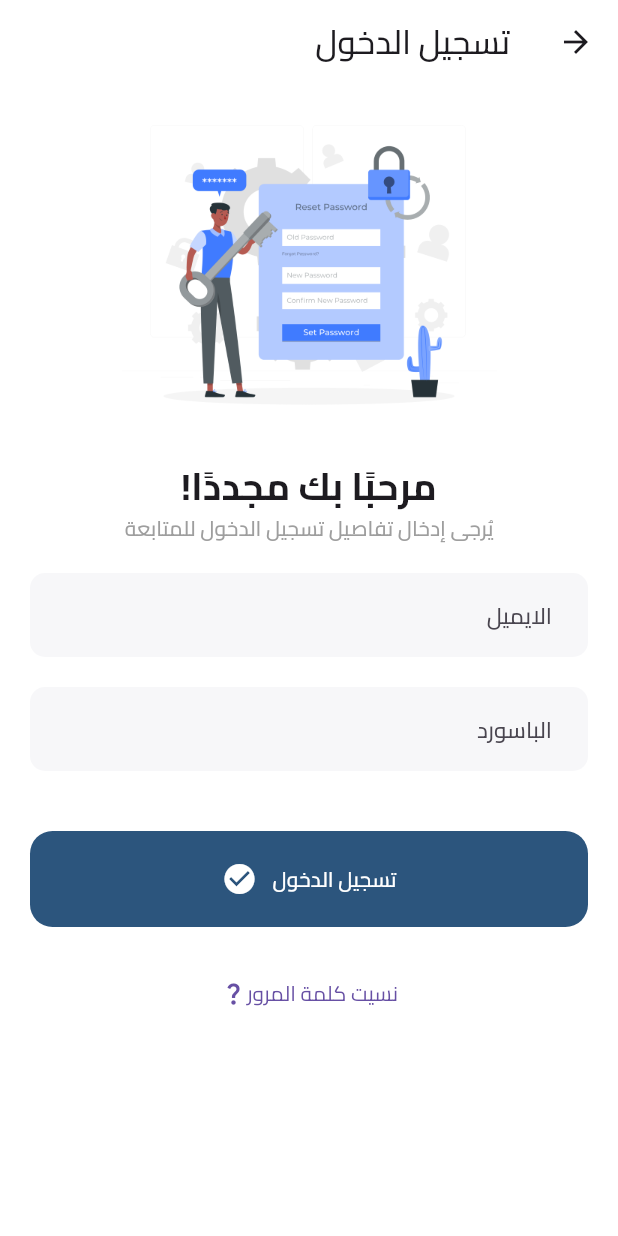
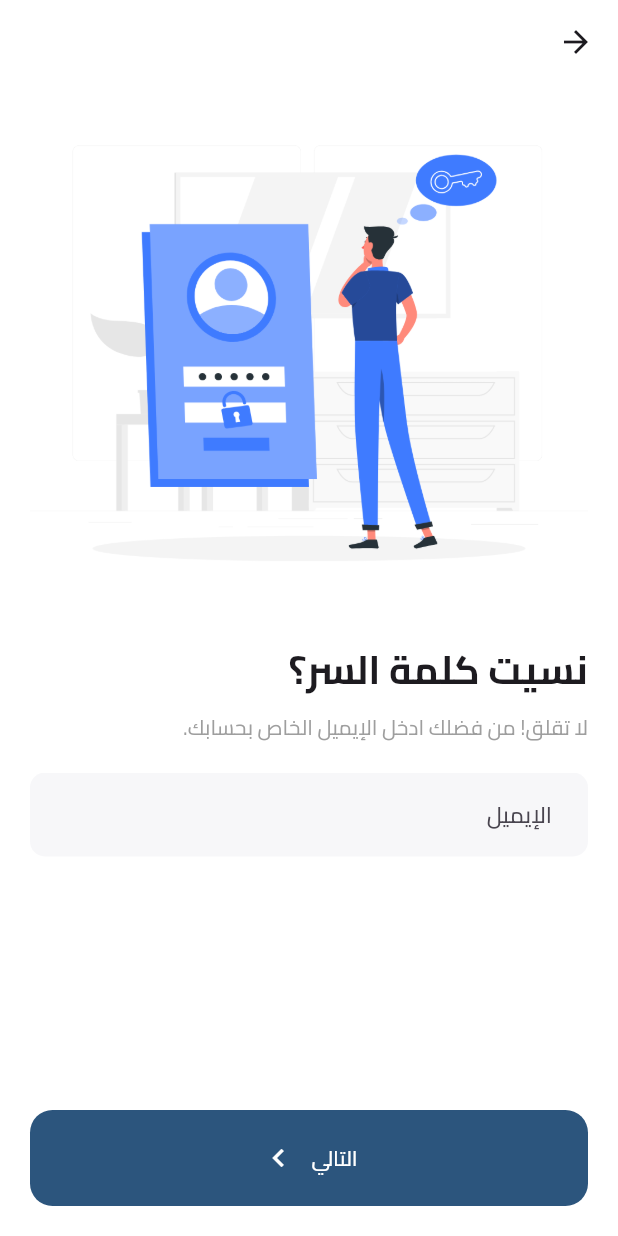
Before and after one commit to mahmoudzkhaledd/Restaurant-App, a Flutter app: the LoginPage screen opened directly, after a tap on "نسيت كلمة المرور", on a phone screen of 412 x 824 dp. Run offline on Flutter 3.47's test engine with Material 2 defaults, Android fonts, the phone set to English and light mode, and no system bars; our stand-ins replace bloc, dio, flutter_bloc, font_awesome_flutter, get, pin_code_fields and 1 more; accounts and stored records are empty.

Commit message:
Forgot Password

```diff
--- /dev/null
+++ b/lib/Features/Auth/ForgotPassword/View/ForgotPasswordPage.dart
@@ -0,0 +1,13 @@
+import 'package:flutter/material.dart';
+import 'package:foodapp/Features/Auth/ForgotPassword/View/Widgets/ForgotPasswordBody.dart';
+
+class ForgotPasswordPage extends StatelessWidget {
+
+  @override
+  Widget build(BuildContext context) {
+    return Scaffold(
+      appBar: AppBar(),
+      body: SafeArea(child: ForgotPasswordBody()),
+    );
+  }
+}
--- /dev/null
+++ b/lib/Features/Auth/ForgotPassword/View/Widgets/ForgotPasswordBody.dart
@@ -0,0 +1,70 @@
+import 'package:flutter/material.dart';
+import 'package:foodapp/GeneralWidgets/AppText.dart';
+import 'package:foodapp/GeneralWidgets/CustomButton.dart';
+import 'package:foodapp/GeneralWidgets/CustomTextBox.dart';
+import 'package:foodapp/Shared/Fonts/CairoFont.dart';
+
+class ForgotPasswordBody extends StatelessWidget {
+  TextEditingController emailController = TextEditingController();
+
+  @override
+  Widget build(BuildContext context) {
+    return Padding(
+      padding: EdgeInsets.symmetric(horizontal: 20),
+      child: GestureDetector(
+        onTap: () => FocusManager.instance.primaryFocus!.unfocus(),
+        child: Column(
+          children: [
+            Expanded(
+              child: SingleChildScrollView(
+                child: Column(
+                  crossAxisAlignment: CrossAxisAlignment.start,
+                  children: [
+                    Image.asset(
+                      "assets/images/forgot_password.png"
+                    ),
+
+                    AppText(
+                      "نسيت كلمة السر؟",
+                      style: TextStyle(
+                        fontFamily: CairoFont.cairoBold,
+                        fontSize: 26,
+                      ),
+                    ),
+
+                    SizedBox(height: 10,),
+
+                    AppText(
+                      "لا تقلق! من فضلك ادخل الإيميل الخاص بحسابك.",
+                      style: TextStyle(
+                        color: Colors.grey,
+                      ),
+                    ),
+
+                    SizedBox(height: 20,),
+
+                    CustomTextBox(
+                      hintText: "الإيميل",
+                      controller: emailController,
+                    ),
+
+                    SizedBox(height: 20,),
+                  ],
+                ),
+              ),
+            ),
+
+            CustomButton(
+              onTap: () {},
+              text: "التالي",
+              verticalPadding: 20,
+              icon: Icon(Icons.navigate_next , color: Colors.white,),
+            ),
+
+            SizedBox(height: 20,),
+          ],
+        ),
+      ),
+    );
+  }
+}
--- a/lib/Features/Auth/Login/View/Widgets/LoginBody.dart
+++ b/lib/Features/Auth/Login/View/Widgets/LoginBody.dart
@@ -1,7 +1,9 @@
 import 'package:flutter/material.dart';
+import 'package:foodapp/Features/Auth/ForgotPassword/View/ForgotPasswordPage.dart';
 import 'package:foodapp/GeneralWidgets/CustomButton.dart';
 import 'package:foodapp/GeneralWidgets/CustomTextBox.dart';
 import 'package:foodapp/Shared/Fonts/CairoFont.dart';
+import 'package:get/get.dart';
 
 import '../../../../../GeneralWidgets/AppText.dart';
 
@@ -55,7 +57,9 @@ class LoginBody extends StatelessWidget {
             ),
             const SizedBox(height: 20),
             TextButton(
-              onPressed: () {},
+              onPressed: () {
+                Get.to(() => ForgotPasswordPage());
+              },
               child: const Row(
                 mainAxisAlignment: MainAxisAlignment.center,
                 children: [
```
Also changed, not shown: assets/images/forgot_password.png (added).
